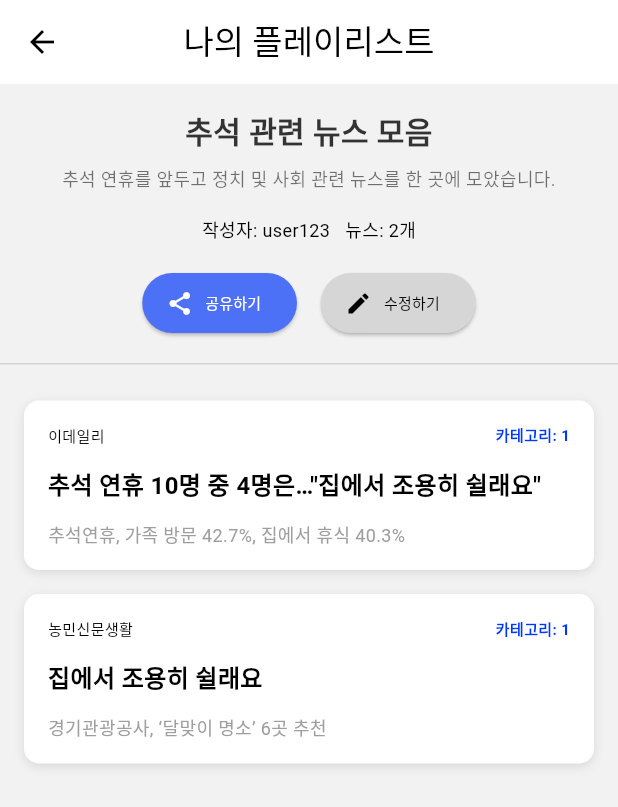
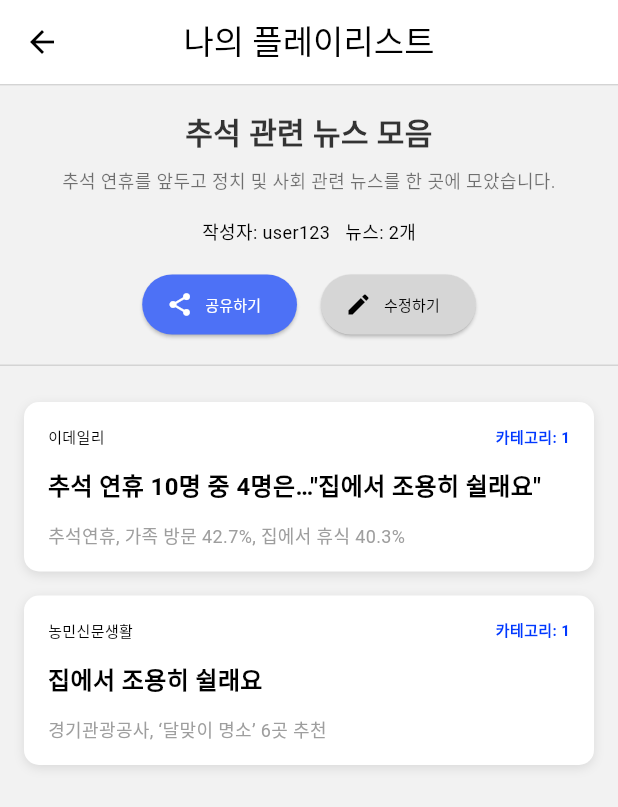
Before and after one commit to tteeyongPing/Frontend, a Flutter app: the PlaylistDetailPage screen opened directly with sample values from the repository, on a phone screen of 412 x 824 dp. Shown: the top 807 px of the screen. Run offline on Flutter 3.47's test engine with Material 3 defaults, Android fonts, the phone set to English and light mode, and no system bars; our stand-ins replace fl_chart, flutter_local_notifications, flutter_vector_icons, logger, permission_handler, share_plus and 4 more; missing offline and left inert: kakao_flutter_sdk, scroll_datetime_picker; accounts and stored records are empty.

Commit message:
[fix] header 디자인 수정

```diff
--- a/newsee/lib/presentation/pages/PlaylistPage/playlistDetailPage/playlist_detail_page.dart
+++ b/newsee/lib/presentation/pages/PlaylistPage/playlistDetailPage/playlist_detail_page.dart
@@ -81,10 +81,17 @@ ${widget.playlist.news.map((news) => '- ${news.title}').join('\n')}
         ),
         centerTitle: true,
         backgroundColor: Colors.white,
-        elevation: 0,
+        elevation: 0, // 기존 그림자 제거
         leading: IconButton(
           icon: const Icon(Icons.arrow_back, color: Colors.black),
           onPressed: () => Navigator.pop(context),
+        ),
+        bottom: PreferredSize(
+          preferredSize: const Size.fromHeight(1.0), // 구분선의 높이
+          child: Container(
+            color: const Color(0xFFD4D4D4), // 구분선 색상
+            height: 1.0, // 구분선 두께
+          ),
         ),
       ),
       body: SingleChildScrollView(
```
